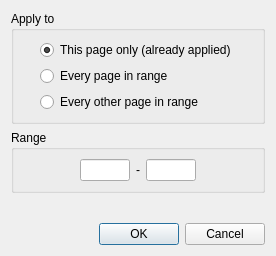
This is filters/fix_orientation/ui/OrientationApplyDialog.ui in ImageProcessing-ElectronicPublications/scantailor-deviant as Qt 5 draws it before an edit. The edited form follows.
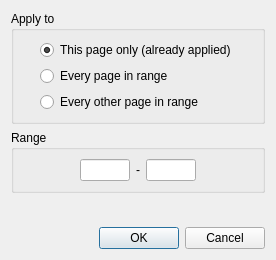
This is the edited form.

Patch:
```diff
--- a/filters/fix_orientation/ui/OrientationApplyDialog.ui
+++ b/filters/fix_orientation/ui/OrientationApplyDialog.ui
@@ -9,7 +9,7 @@
     <x>0</x>
     <y>0</y>
     <width>276</width>
-    <height>256</height>
+    <height>260</height>
    </rect>
   </property>
   <property name="windowTitle" >
@@ -160,7 +160,7 @@
       <enum>Qt::Horizontal</enum>
      </property>
      <property name="standardButtons" >
-      <set>QDialogButtonBox::Cancel|QDialogButtonBox::NoButton|QDialogButtonBox::Ok</set>
+      <set>QDialogButtonBox::Cancel|QDialogButtonBox::Ok</set>
      </property>
     </widget>
    </item>
```
Left out of the diff: 26 changed lines with no effect on the pictures.
